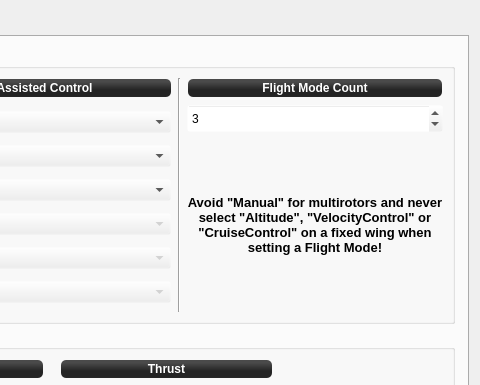
Qt form ground/openpilotgcs/src/plugins/config/input.ui (openpilot/OpenPilot) before a commit; both pictures show x 770 to 1250 and y 0 to 385 of the 1250 by 755 pixel window.
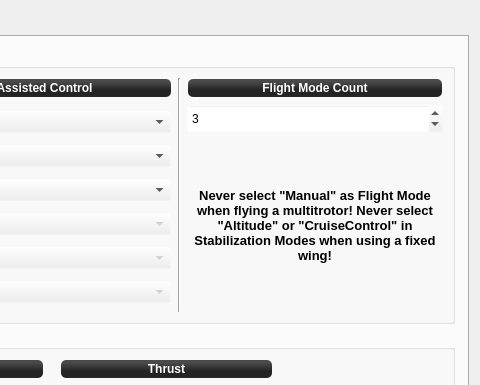
The same form after that commit. The open tabs and pages were chosen to show the change. Icons and pictures are not drawn.

Commit message: OP-1791 changed the message since it wasnt coreect the first time.

What changed in the file:
```diff
--- a/ground/openpilotgcs/src/plugins/config/input.ui
+++ b/ground/openpilotgcs/src/plugins/config/input.ui
@@ -1801,7 +1801,7 @@
                  </font>
                 </property>
                 <property name="text">
-                 <string>&lt;html&gt;&lt;head/&gt;&lt;body&gt;&lt;p&gt;Avoid &amp;quot;Manual&amp;quot; for multirotors and never select &amp;quot;Altitude&amp;quot;, &amp;quot;VelocityControl&amp;quot; or &amp;quot;CruiseControl&amp;quot; on a fixed wing when setting a Flight Mode!&lt;/p&gt;&lt;/body&gt;&lt;/html&gt;</string>
+                 <string>&lt;html&gt;&lt;head/&gt;&lt;body&gt;&lt;p&gt;Never select &amp;quot;Manual&amp;quot; as Flight Mode when flying a multitrotor! Never select &amp;quot;Altitude&amp;quot; or &amp;quot;CruiseControl&amp;quot; in Stabilization Modes when using a fixed wing!&lt;/p&gt;&lt;/body&gt;&lt;/html&gt;</string>
                 </property>
                 <property name="alignment">
                  <set>Qt::AlignCenter</set>
```
